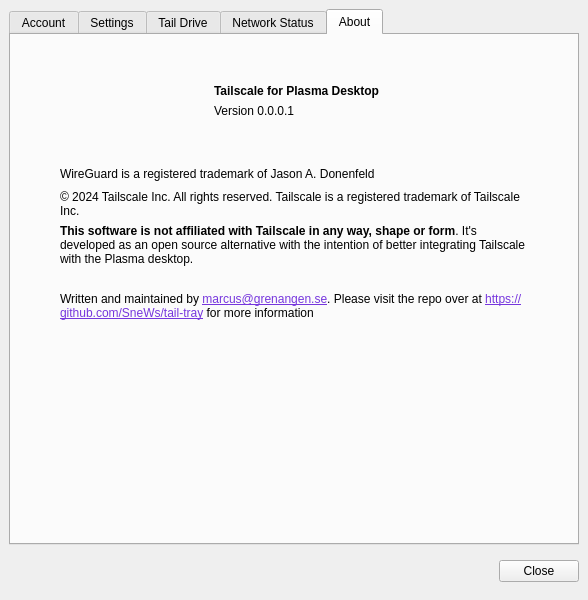
This is src/MainWindow.ui in SneWs/tail-tray as Qt 5 draws it before an edit. The edited form follows.
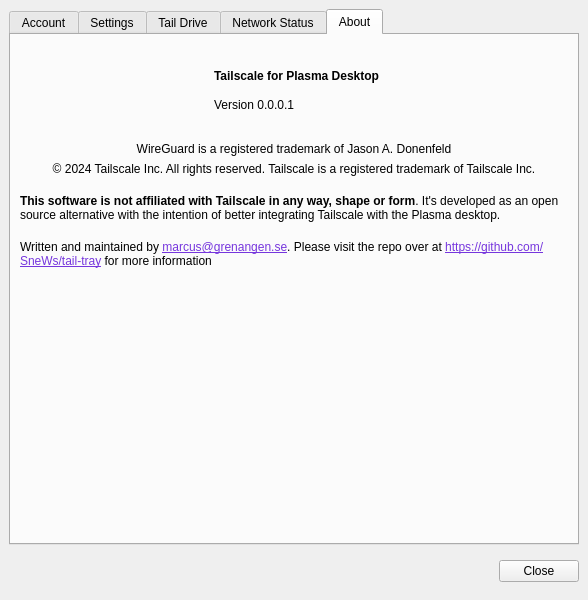
This is the edited form. The open tabs and pages were chosen to show the change. Icons and pictures are not drawn.

Patch:
```diff
--- a/src/MainWindow.ui
+++ b/src/MainWindow.ui
@@ -1504,12 +1504,12 @@
                <enum>Qt::Orientation::Vertical</enum>
               </property>
               <property name="sizeType">
-               <enum>QSizePolicy::Policy::Preferred</enum>
+               <enum>QSizePolicy::Fixed</enum>
               </property>
               <property name="sizeHint" stdset="0">
                <size>
-                <width>20</width>
-                <height>40</height>
+                <width>40</width>
+                <height>20</height>
                </size>
               </property>
              </spacer>
@@ -1539,12 +1539,12 @@
                <enum>Qt::Orientation::Vertical</enum>
               </property>
               <property name="sizeType">
-               <enum>QSizePolicy::Policy::Preferred</enum>
+               <enum>QSizePolicy::Fixed</enum>
               </property>
               <property name="sizeHint" stdset="0">
                <size>
-                <width>20</width>
-                <height>40</height>
+                <width>40</width>
+                <height>20</height>
                </size>
               </property>
              </spacer>
@@ -1568,22 +1568,6 @@
         </item>
         <item>
          <layout class="QHBoxLayout" name="horizontalLayout_21">
-          <item>
-           <spacer name="horizontalSpacer_15">
-            <property name="orientation">
-             <enum>Qt::Orientation::Horizontal</enum>
-            </property>
-            <property name="sizeType">
-             <enum>QSizePolicy::Policy::Fixed</enum>
-            </property>
-            <property name="sizeHint" stdset="0">
-             <size>
-              <width>40</width>
-              <height>20</height>
-             </size>
-            </property>
-           </spacer>
-          </item>
           <item>
            <widget class="QLabel" name="label_23">
             <property name="sizePolicy">
@@ -1595,47 +1579,18 @@
             <property name="text">
              <string>WireGuard is a registered trademark of Jason A. Donenfeld</string>
             </property>
+            <property name="alignment">
+             <set>Qt::AlignCenter</set>
+            </property>
             <property name="wordWrap">
              <bool>true</bool>
             </property>
            </widget>
           </item>
-          <item>
-           <spacer name="horizontalSpacer_16">
-            <property name="orientation">
-             <enum>Qt::Orientation::Horizontal</enum>
-            </property>
-            <property name="sizeType">
-             <enum>QSizePolicy::Policy::Fixed</enum>
-            </property>
-            <property name="sizeHint" stdset="0">
-             <size>
-              <width>40</width>
-              <height>20</height>
-             </size>
-            </property>
-           </spacer>
-          </item>
          </layout>
         </item>
         <item>
          <layout class="QHBoxLayout" name="horizontalLayout_22">
-          <item>
-           <spacer name="horizontalSpacer_17">
-            <property name="orientation">
-             <enum>Qt::Orientation::Horizontal</enum>
-            </property>
-            <property name="sizeType">
-             <enum>QSizePolicy::Policy::Fixed</enum>
-            </property>
-            <property name="sizeHint" stdset="0">
-             <size>
-              <width>40</width>
-              <height>20</height>
-             </size>
-            </property>
-           </spacer>
-          </item>
           <item>
            <widget class="QLabel" name="label_24">
             <property name="sizePolicy">
@@ -1647,47 +1602,21 @@
             <property name="text">
              <string>&lt;html&gt;&lt;head/&gt;&lt;body&gt;&lt;p&gt;© 2024 Tailscale Inc. All rights reserved. Tailscale is a registered trademark of Tailscale Inc.&lt;/p&gt;&lt;/body&gt;&lt;/html&gt;</string>
             </property>
+            <property name="alignment">
+             <set>Qt::AlignCenter</set>
+            </property>
             <property name="wordWrap">
              <bool>true</bool>
             </property>
            </widget>
           </item>
-          <item>
-           <spacer name="horizontalSpacer_22">
-            <property name="orientation">
-             <enum>Qt::Orientation::Horizontal</enum>
-            </property>
-            <property name="sizeType">
-             <enum>QSizePolicy::Policy::Fixed</enum>
-            </property>
-            <property name="sizeHint" stdset="0">
-             <size>
-              <width>40</width>
-              <height>20</height>
-             </size>
-            </property>
-           </spacer>
-          </item>
          </layout>
         </item>
         <item>
          <layout class="QHBoxLayout" name="horizontalLayout_23">
-          <item>
-           <spacer name="horizontalSpacer_18">
-            <property name="orientation">
-             <enum>Qt::Orientation::Horizontal</enum>
-            </property>
-            <property name="sizeType">
-             <enum>QSizePolicy::Policy::Fixed</enum>
-            </property>
-            <property name="sizeHint" stdset="0">
-             <size>
-              <width>40</width>
-              <height>20</height>
-             </size>
-            </property>
-           </spacer>
-          </item>
+          <property name="topMargin">
+           <number>12</number>
+          </property>
           <item>
            <widget class="QLabel" name="label_25">
             <property name="sizePolicy">
@@ -1704,45 +1633,13 @@
             </property>
            </widget>
           </item>
-          <item>
-           <spacer name="horizontalSpacer_21">
-            <property name="orientation">
-             <enum>Qt::Orientation::Horizontal</enum>
-            </property>
-            <property name="sizeType">
-             <enum>QSizePolicy::Policy::Fixed</enum>
-            </property>
-            <property name="sizeHint" stdset="0">
-             <size>
-              <width>40</width>
-              <height>20</height>
-             </size>
-            </property>
-           </spacer>
-          </item>
          </layout>
         </item>
         <item>
          <layout class="QHBoxLayout" name="horizontalLayout_24">
           <property name="topMargin">
-           <number>20</number>
+           <number>12</number>
           </property>
-          <item>
-           <spacer name="horizontalSpacer_19">
-            <property name="orientation">
-             <enum>Qt::Orientation::Horizontal</enum>
-            </property>
-            <property name="sizeType">
-             <enum>QSizePolicy::Policy::Fixed</enum>
-            </property>
-            <property name="sizeHint" stdset="0">
-             <size>
-              <width>40</width>
-              <height>20</height>
-             </size>
-            </property>
-           </spacer>
-          </item>
           <item>
            <widget class="QLabel" name="label_26">
             <property name="sizePolicy">
@@ -1762,22 +1659,6 @@
             </property>
            </widget>
           </item>
-          <item>
-           <spacer name="horizontalSpacer_20">
-            <property name="orientation">
-             <enum>Qt::Orientation::Horizontal</enum>
-            </property>
-            <property name="sizeType">
-             <enum>QSizePolicy::Policy::Fixed</enum>
-            </property>
-            <property name="sizeHint" stdset="0">
-             <size>
-              <width>20</width>
-              <height>20</height>
-             </size>
-            </property>
-           </spacer>
-          </item>
          </layout>
         </item>
         <item>
@@ -1787,8 +1668,8 @@
           </property>
           <property name="sizeHint" stdset="0">
            <size>
-            <width>800</width>
-            <height>20</height>
+            <width>20</width>
+            <height>800</height>
            </size>
           </property>
          </spacer>
```
Left out of the diff: 141 changed lines with no effect on the pictures.
